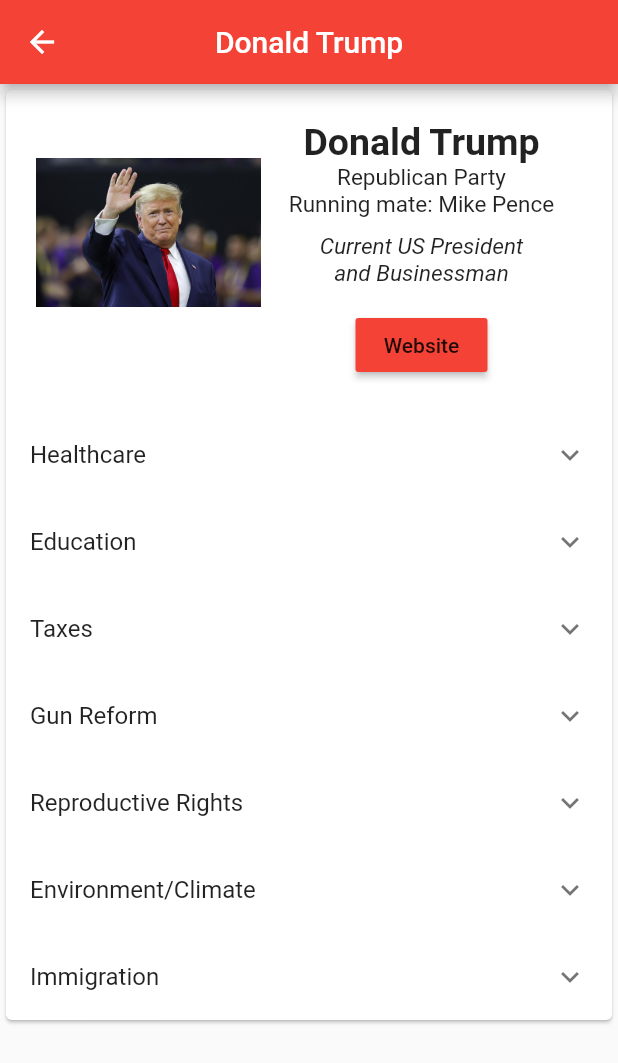
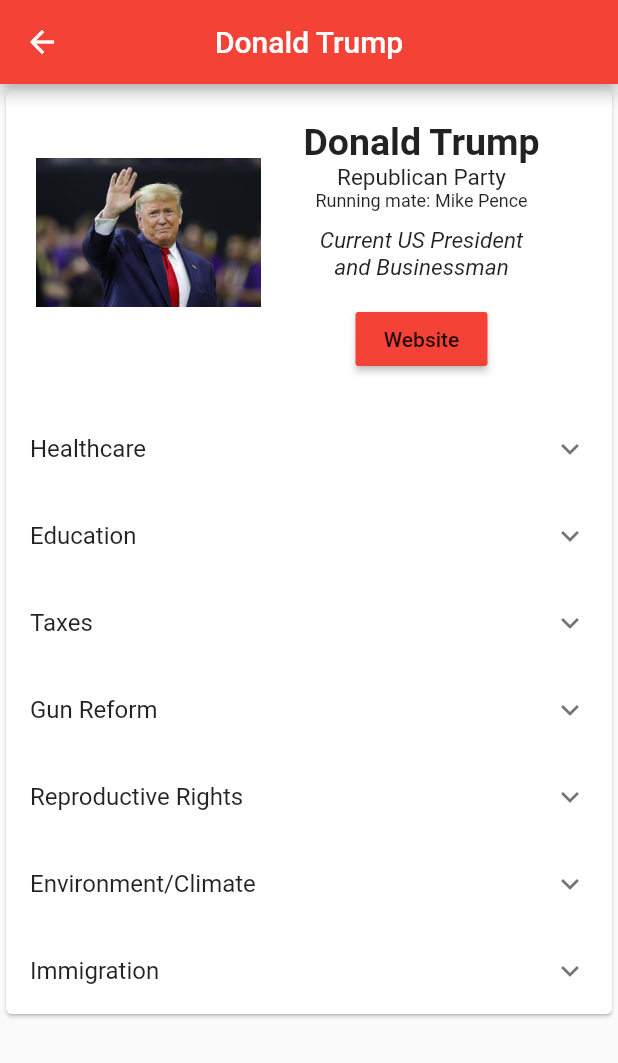
Before and after one commit to jxin31415/Electoral_College, a Flutter app: the screen it shows after launch, item 2 of the bottom bar chosen, after a tap on "Donald Trump", on a phone screen of 412 x 824 dp. Shown: the top 1063 px of the screen. Run offline on Flutter 3.47's test engine with Material 2 defaults, Android fonts, the phone set to English and light mode, and no system bars; our stand-ins replace google_maps_flutter; missing offline and left inert: flutter_google_places, geocoder, google_maps_webservice.

Commit message:
Release Version 1.0.0

```diff
--- a/lib/Article.dart
+++ b/lib/Article.dart
@@ -14,12 +14,10 @@ class Article extends StatelessWidget {
   @override
   Widget build(BuildContext context) {
     return MaterialApp(
+      debugShowCheckedModeBanner: false,
       title: "Electoral College",
       home: Scaffold(
-        // appBar: AppBar(
-
-        // ),
-          body: generateArticle()
+        body: generateArticle()
       ),
     );
   }
--- a/lib/candidateList/Trump.dart
+++ b/lib/candidateList/Trump.dart
@@ -63,7 +63,7 @@ class Trump extends StatelessWidget {
                               Text(
                                 'Running mate: Mike Pence',
                                 style: TextStyle(
-                                  fontSize: 15.0,
+                                  fontSize: 12.0,
                                 ),
                                 softWrap: true,
                               ),
--- a/lib/main.dart
+++ b/lib/main.dart
@@ -37,6 +37,7 @@ class MyAppState extends State<MyApp> with SingleTickerProviderStateMixin {
   @override
   Widget build(BuildContext context) {
     return MaterialApp(
+      debugShowCheckedModeBanner: false,
       title: 'Electoral College',
       theme: ThemeData(
       ),
--- a/lib/places_search_map.dart
+++ b/lib/places_search_map.dart
@@ -22,7 +22,7 @@ class PlacesSearchMap extends StatefulWidget {
 }
 
 class _PlacesSearchMapSample extends State<PlacesSearchMap> {
-  static const String _API_KEY = 'KEYHERE';
+  static const String _API_KEY = 'KEY_HERE';
   GoogleMapsPlaces _places = GoogleMapsPlaces(apiKey: _API_KEY);
 
   static double latitude = 29.656388;
@@ -166,7 +166,7 @@ class _PlacesSearchMapSample extends State<PlacesSearchMap> {
       //   ),
       // );
       _controller.moveCamera(
-        CameraUpdate.newLatLngZoom(LatLng(lat, lng), 14.0),
+        CameraUpdate.newLatLngZoom(LatLng(lat, lng), 10.0),
       );
       latitude = lat;
       longitude = lng;
```
Also changed, not shown: lib/candidateList/Biden.dart (+10 -2 lines), 27 other files.
